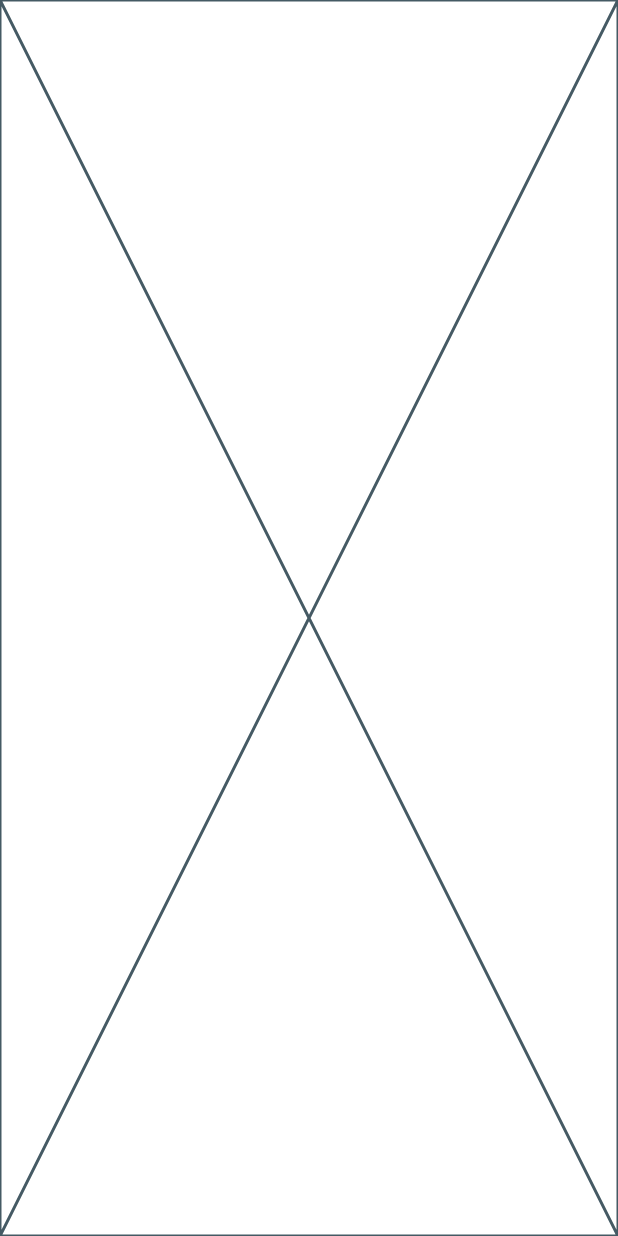
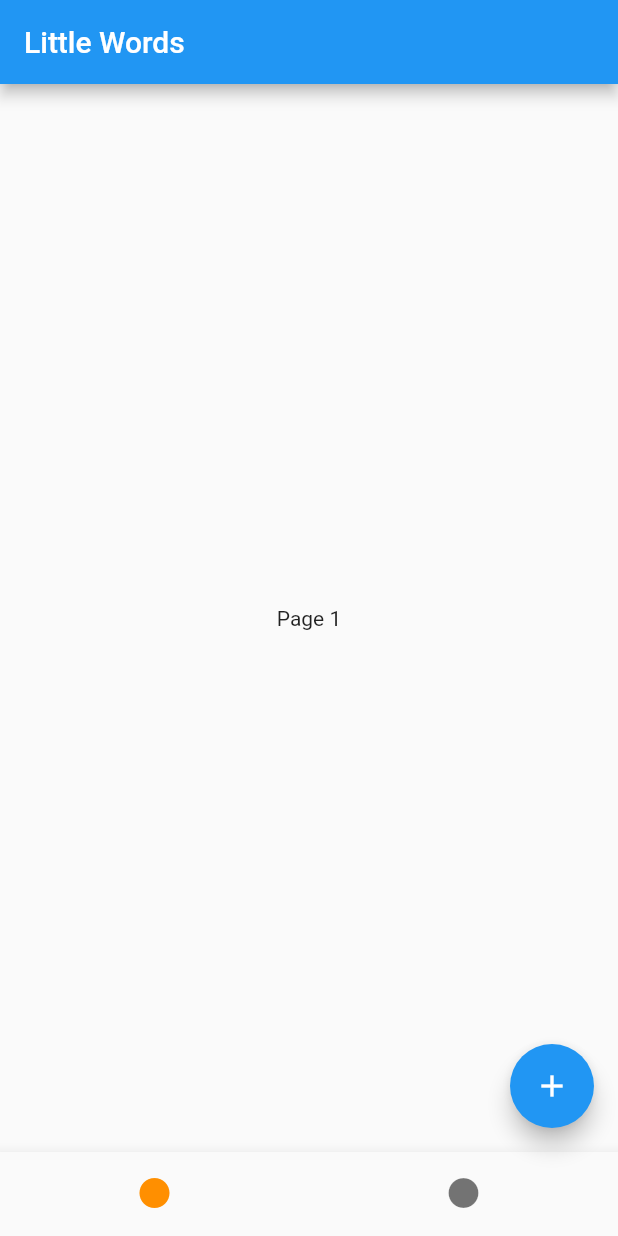
Before and after one commit to QuentinGilleron/littlewords, a Flutter app: the screen it shows after launch, after a tap on an icon or button, on a phone screen of 412 x 824 dp. Run offline on Flutter 3.47's test engine with Material 2 defaults, Android fonts, the phone set to English and light mode, and no system bars; our stand-ins replace flutter_riverpod, shared_preferences.

Commit message:
Ajout de 2 pages dans la route 'Home' et gestion de l'apparition du bouton sur la page 1

```diff
--- a/lib/app.dart
+++ b/lib/app.dart
@@ -39,7 +39,7 @@ class _Routing extends ConsumerWidget {
     if(null == username){
       return LoginRoute();
     }
-    return const HomeRoute();
+    return HomeRoute();
   }
 
   Widget _whenError(Object error, StackTrace stackTrace) {
--- a/lib/routes/home/home.route.dart
+++ b/lib/routes/home/home.route.dart
@@ -1,9 +1,87 @@
 import 'package:flutter/material.dart';
-class HomeRoute extends StatelessWidget {
-  const HomeRoute({Key? key}) : super(key: key);
+import 'package:flutter_riverpod/flutter_riverpod.dart';
+
+class HomeRoute extends StatefulWidget {
+  HomeRoute({Key? key}) : super(key: key);
+
+  @override
+  State<HomeRoute> createState() => _HomeRouteState();
+}
+
+class _HomeRouteState extends State<HomeRoute> {
+  int bottomNavBarIndex = 0;
+
+  final List<Widget> bodies = [
+    _Page1(),
+    _Page2(),
+  ];
 
   @override
   Widget build(BuildContext context) {
-    return const Placeholder();
+    return Scaffold(
+        appBar: AppBar(
+          title: const Text('Little Words'),
+        ),
+        body: bodies[bottomNavBarIndex],
+        bottomNavigationBar: BottomNavigationBar(
+          currentIndex: bottomNavBarIndex,
+          selectedItemColor: Colors.amber[800],
+
+          onTap: (index) {
+            setState(() {
+              bottomNavBarIndex = index;
+            });
+          },
+
+          showSelectedLabels: false,
+          // On cache les labels
+          showUnselectedLabels: false,
+
+          items: const [
+            BottomNavigationBarItem(
+              icon: Icon(Icons.circle),
+              label: 'A',
+            ),
+            BottomNavigationBarItem(
+              icon: Icon(Icons.circle),
+              label: 'B',
+            ),
+          ],
+        ),
+        // On affiche le bouton que sur la page 1
+        floatingActionButton: bottomNavBarIndex == 0
+            ? Consumer(
+                builder: (context, ref, child) {
+                  return FloatingActionButton(
+                    onPressed: () {
+                      // ref.read(counterProvider).increment();
+                    },
+                    child: const Icon(Icons.add),
+                  );
+                },
+              )
+            : null);
   }
 }
+
+class _Page1 extends StatelessWidget {
+  const _Page1({Key? key}) : super(key: key);
+
+  @override
+  Widget build(BuildContext context) {
+    return Container(
+      child: Center(child: Text("Page 1")),
+    );
+  }
+}
+
+class _Page2 extends StatelessWidget {
+  const _Page2({Key? key}) : super(key: key);
+
+  @override
+  Widget build(BuildContext context) {
+    return Container(
+      child: Center(child: Text("Page 2")),
+    );
+  }
+}
--- a/pubspec.yaml
+++ b/pubspec.yaml
@@ -65,8 +65,8 @@ flutter:
   uses-material-design: true
 
   # To add assets to your application, add an assets section, like this:
-  assets:
-     - images/LittleWordLogo.png
+  #assets:
+    # - images/LittleWordLogo.png
     # - images/a_dot_burr.jpeg
     # - images/a_dot_ham.jpeg
 
```
